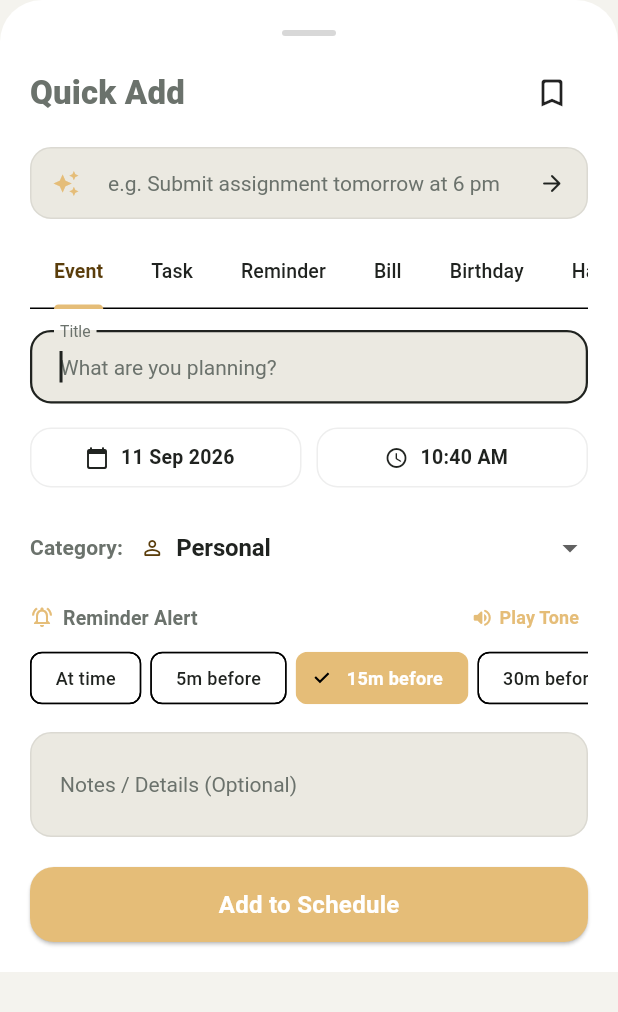
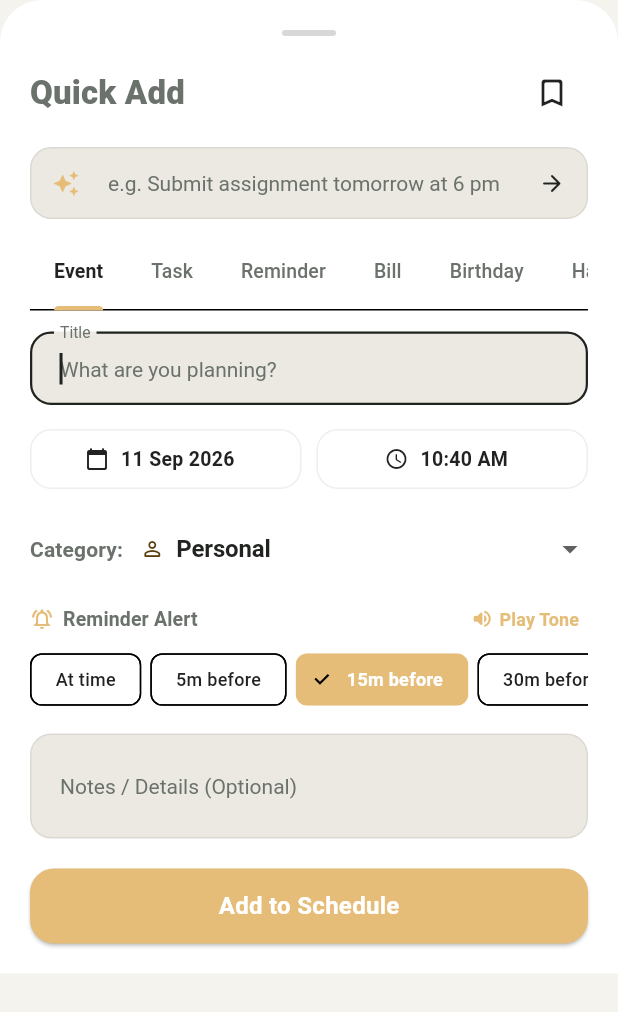
Before and after one commit to sangeethsanthosh-git/dayform, a Flutter app: the QuickAddSheet widget shown alone on an empty page, opened directly with empty values, on a phone screen of 412 x 824 dp. Shown: the top 1012 px of the screen. Run offline on Flutter 3.47's test engine with Material 3 defaults, Android fonts, the phone set to English and light mode, and no system bars; our stand-ins replace file_picker, flutter_local_notifications, flutter_timezone, sqflite, sqflite_common_ffi, timezone; missing offline and left inert: home_widget; accounts and stored records are empty.

Commit message:
Fix selected tab text contrast visibility in Quick Add sheet

```diff
--- a/lib/features/quick_add/quick_add_sheet.dart
+++ b/lib/features/quick_add/quick_add_sheet.dart
@@ -317,6 +317,7 @@
 
   @override
   Widget build(BuildContext context) {
+    final isDark = Theme.of(context).brightness == Brightness.dark;
     return Container(
       constraints: BoxConstraints(maxHeight: MediaQuery.of(context).size.height * 0.88),
       padding: EdgeInsets.only(
@@ -410,8 +411,10 @@
             controller: _tabController,
             isScrollable: true,
             tabAlignment: TabAlignment.start,
-            labelColor: AppColors.warmAmberForeground,
+            labelColor: isDark ? AppColors.primaryLightText : AppColors.primaryDarkText,
+            unselectedLabelColor: isDark ? AppColors.secondaryLightText : AppColors.secondaryDarkText,
             indicatorColor: AppColors.warmAmber,
+            indicatorWeight: 3,
             labelStyle: const TextStyle(fontWeight: FontWeight.w700, fontSize: 13),
             unselectedLabelStyle: const TextStyle(fontWeight: FontWeight.w500, fontSize: 13),
             tabs: const [
```
